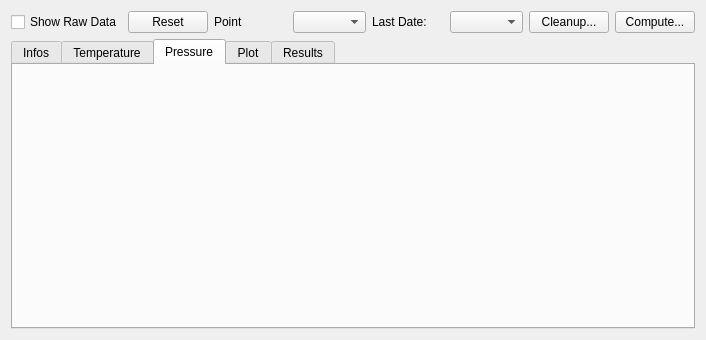
Old version of the form molonari_data/molonaviz/datapointview.ui in the repository leamailhol/MOLO-projet-interface.
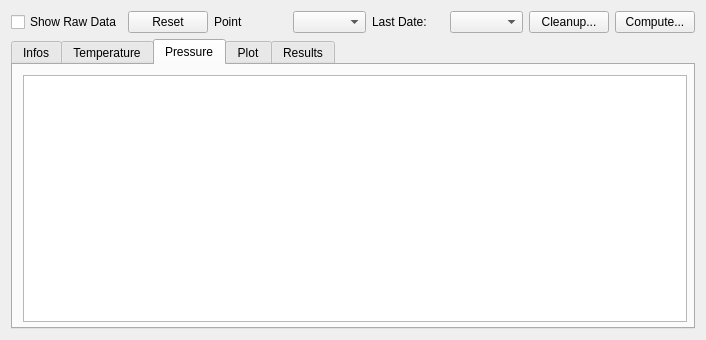
New version of the form. The open tabs and pages were chosen to show the change. Icons and pictures are not drawn.

Diff of the .ui file:
```diff
--- a/molonari_data/molonaviz/datapointview.ui
+++ b/molonari_data/molonaviz/datapointview.ui
@@ -161,6 +161,16 @@
       <attribute name="title">
        <string>Pressure</string>
       </attribute>
+      <widget class="QTableView" name="tableViewPressure">
+       <property name="geometry">
+        <rect>
+         <x>10</x>
+         <y>10</y>
+         <width>664</width>
+         <height>247</height>
+        </rect>
+       </property>
+      </widget>
      </widget>
      <widget class="QWidget" name="tabPlot">
       <attribute name="title">
```
Left out of the diff: 6 changed lines with no effect on the pictures.
